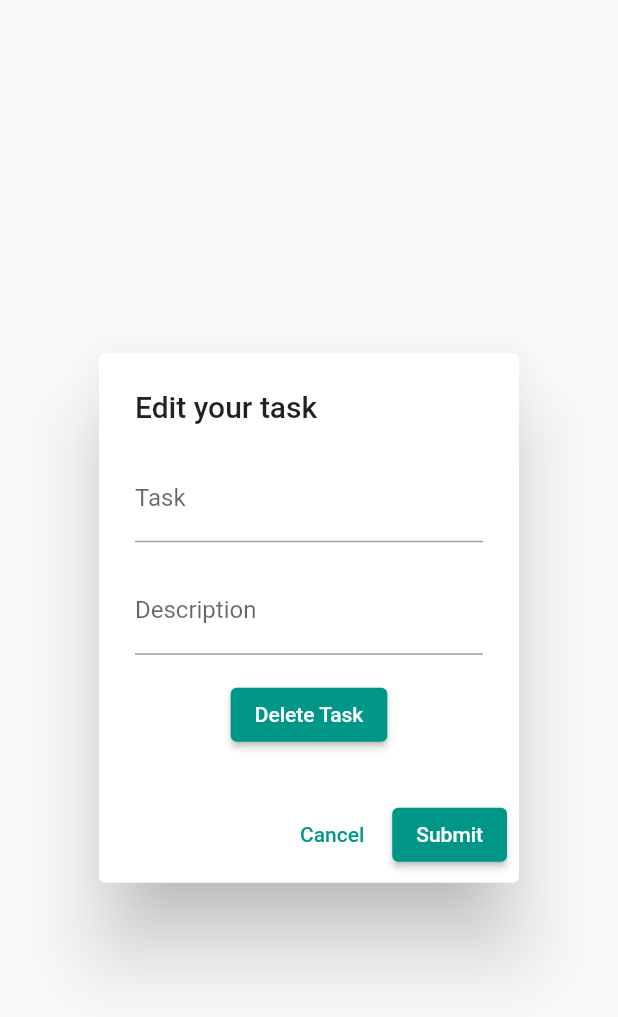
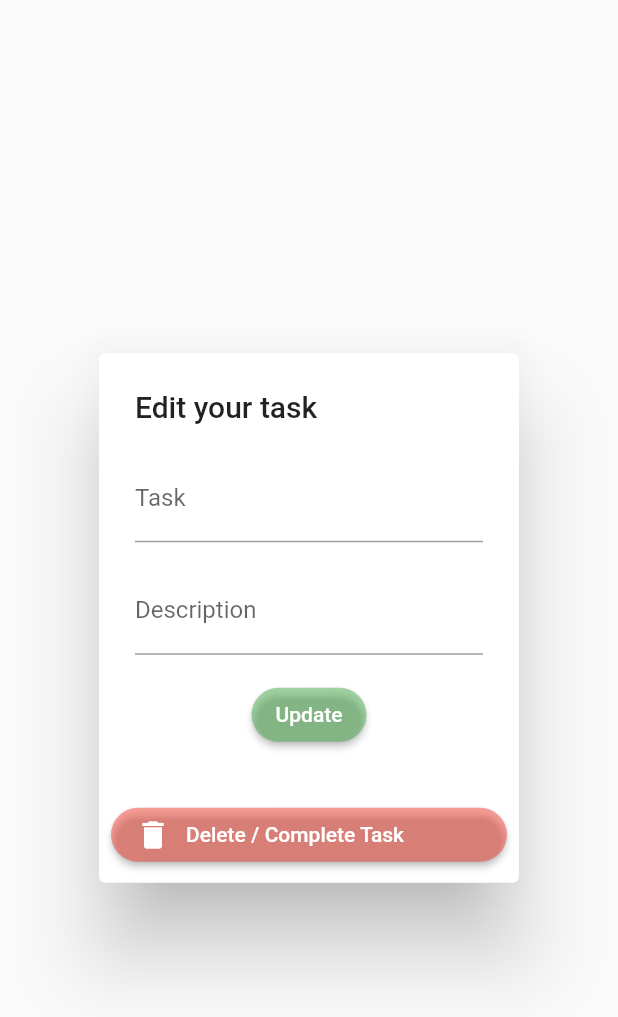
Before and after one commit to git-gremlins/blocklist, a Flutter app: the UpdateTaskForm widget shown alone on an empty page, opened directly with empty values, on a phone screen of 412 x 824 dp. Shown: the top 1017 px of the screen. Run offline on Flutter 3.47's test engine with Material 2 defaults, Android fonts, the phone set to English and light mode, and no system bars; our stand-ins replace auto_size_text, supabase_flutter; missing offline and left inert: spannable_grid; accounts and stored records are empty; network calls fail.

Commit message:
network images to asset images, tasks with title and optional description, color palettes, splash pages

```diff
--- a/frontend/lib/widgets/Update_task_form.dart
+++ b/frontend/lib/widgets/Update_task_form.dart
@@ -66,37 +66,60 @@ class _UpdateTaskFormState extends State<UpdateTaskForm> {
             TextFormField(
               controller: _descriptionController,
               validator: (value) {
-                if (value!.isEmpty) {
-                  return 'change your description';
-                }
+                // if (value!.isEmpty) {
+                //   return 'change your description';
+                // }
                 return null;
               },
               decoration: const InputDecoration(
                 labelText: 'Description',
+                hintText: 'optional',
               ),
             ),
             const SizedBox(height: 16),
             ElevatedButton(
-              onPressed: () async {
-                Navigator.pop(context);
-                await deleteTask(RemoveTask(taskId: widget.task["taskId"]));
-              },
-              child: const Text('Delete Task'),
-            )
+              onPressed: _submitForm,
+              child: const Text('Update'),
+              style: ElevatedButton.styleFrom(
+                primary: Colors.green.withOpacity(0.5),
+                shape: RoundedRectangleBorder(
+                  borderRadius: BorderRadius.circular(20),
+                ),
+              ),
+            ),
           ],
         ),
       ),
       actions: [
-        TextButton(
-          onPressed: () {
+        // Positioned(
+        //   top: 20,
+        //   left: 20,
+        //   child: IconButton(
+        //     onPressed: () {
+        //       Navigator.pop(context);
+        //     },
+        //     icon: Icon(Icons.close),
+        //   ),
+        // ),
+        ElevatedButton(
+          onPressed: () async {
             Navigator.pop(context);
+            await deleteTask(RemoveTask(taskId: widget.task["taskId"]));
           },
-          child: const Text('Cancel'),
-        ),
-        ElevatedButton(
-          onPressed: _submitForm,
-          child: const Text('Submit'),
-        ),
+          child: Row(
+            children: [
+              Icon(Icons.delete),
+              SizedBox(width: 10),
+              Text('Delete / Complete Task'),
+            ],
+          ),
+          style: ElevatedButton.styleFrom(
+            primary: Colors.red.withOpacity(0.5),
+            shape: RoundedRectangleBorder(
+              borderRadius: BorderRadius.circular(20),
+            ),
+          ),
+        )
       ],
     );
   }
```
Also changed, not shown: frontend/lib/helpers/colour_choice.dart (+91 -5 lines), frontend/lib/screens/instructions.dart (+4 -6 lines), frontend/lib/screens/splash_screen.dart (+5 -3 lines), frontend/lib/screens/welcome.dart (+7 -14 lines), frontend/lib/widgets/TaskCard.dart (+16 -12 lines), frontend/pubspec.yaml (+10 -3 lines), frontend/assets/blueback.jpg (added), frontend/assets/p4.jpg (added), frontend/assets/p5.jpg (added), 3 other files.
